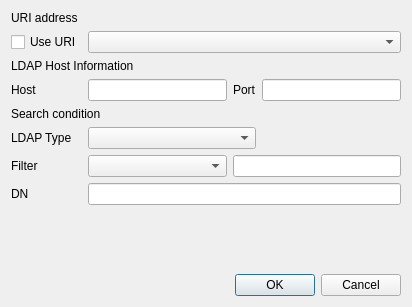
Old version of the form CAMan/get_ldap_dlg.ui in the repository jykim74/CertMan.
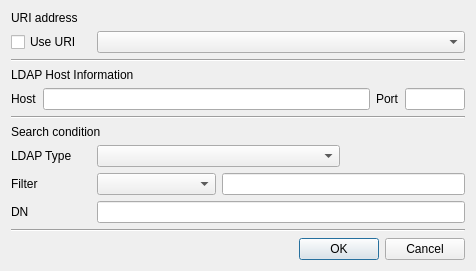
New version of the form.

Patch:
```diff
--- a/CAMan/get_ldap_dlg.ui
+++ b/CAMan/get_ldap_dlg.ui
@@ -6,60 +6,85 @@
    <rect>
     <x>0</x>
     <y>0</y>
-    <width>412</width>
-    <height>307</height>
+    <width>476</width>
+    <height>261</height>
    </rect>
   </property>
   <property name="windowTitle">
    <string>get data from ldap</string>
   </property>
   <layout class="QGridLayout" name="gridLayout">
+   <item row="12" column="0" colspan="4">
+    <widget class="Line" name="line_3">
+     <property name="orientation">
+      <enum>Qt::Horizontal</enum>
+     </property>
+    </widget>
+   </item>
+   <item row="1" column="1" colspan="3">
+    <widget class="QComboBox" name="mURICombo"/>
+   </item>
    <item row="1" column="0">
     <widget class="QCheckBox" name="mUseURICheck">
+     <property name="maximumSize">
+      <size>
+       <width>80</width>
+       <height>16777215</height>
+      </size>
+     </property>
      <property name="text">
       <string>Use URI</string>
      </property>
     </widget>
    </item>
-   <item row="3" column="2">
-    <widget class="QLabel" name="label_4">
-     <property name="text">
-      <string>Port</string>
+   <item row="4" column="0" colspan="4">
+    <layout class="QGridLayout" name="gridLayout_2">
+     <property name="topMargin">
+      <number>0</number>
      </property>
-    </widget>
-   </item>
-   <item row="2" column="0" colspan="2">
-    <widget class="QLabel" name="label_2">
-     <property name="text">
-      <string>LDAP Host Information</string>
-     </property>
-    </widget>
-   </item>
-   <item row="5" column="1" colspan="2">
-    <widget class="QComboBox" name="mSearchCombo"/>
-   </item>
-   <item row="8" column="0">
-    <widget class="QLabel" name="label_7">
-     <property name="text">
-      <string>DN</string>
-     </property>
-    </widget>
-   </item>
-   <item row="3" column="0">
-    <widget class="QLabel" name="label_3">
-     <property name="text">
-      <string>Host</string>
-     </property>
-    </widget>
-   </item>
-   <item row="4" column="0" colspan="2">
-    <widget class="QLabel" name="label_5">
-     <property name="text">
-      <string>Search condition</string>
-     </property>
-    </widget>
+     <item row="0" column="2">
+      <widget class="QLabel" name="label_4">
+       <property name="text">
+        <string>Port</string>
+       </property>
+      </widget>
+     </item>
+     <item row="0" column="0">
+      <widget class="QLabel" name="label_3">
+       <property name="text">
+        <string>Host</string>
+       </property>
+      </widget>
+     </item>
+     <item row="0" column="1">
+      <widget class="QLineEdit" name="mLDAPHostText"/>
+     </item>
+     <item row="0" column="3">
+      <widget class="QLineEdit" name="mLDAPPortText">
+       <property name="maximumSize">
+        <size>
+         <width>60</width>
+         <height>16777215</height>
+        </size>
+       </property>
+      </widget>
+     </item>
+    </layout>
    </item>
    <item row="10" column="2" colspan="2">
+    <widget class="QLineEdit" name="mFilterText"/>
+   </item>
+   <item row="10" column="1">
+    <widget class="QComboBox" name="mFilterCombo"/>
+   </item>
+   <item row="10" column="0">
+    <widget class="QLabel" name="label_6">
+     <property name="text">
+      <string>Filter</string>
+     </property>
+    </widget>
+   </item>
+   <item row="13" column="2" colspan="2">
     <widget class="QDialogButtonBox" name="buttonBox">
      <property name="orientation">
       <enum>Qt::Horizontal</enum>
@@ -69,18 +94,36 @@
      </property>
     </widget>
    </item>
-   <item row="5" column="0">
+   <item row="8" column="0">
     <widget class="QLabel" name="label_8">
      <property name="text">
       <string>LDAP Type</string>
      </property>
     </widget>
    </item>
-   <item row="8" column="1" colspan="3">
-    <widget class="QLineEdit" name="mDNText"/>
+   <item row="8" column="1" colspan="2">
+    <widget class="QComboBox" name="mSearchCombo"/>
    </item>
-   <item row="3" column="1">
-    <widget class="QLineEdit" name="mLDAPHostText"/>
+   <item row="3" column="0" colspan="2">
+    <widget class="QLabel" name="label_2">
+     <property name="text">
+      <string>LDAP Host Information</string>
+     </property>
+    </widget>
+   </item>
+   <item row="6" column="0" colspan="4">
+    <widget class="Line" name="line_2">
+     <property name="orientation">
+      <enum>Qt::Horizontal</enum>
+     </property>
+    </widget>
+   </item>
+   <item row="7" column="0" colspan="2">
+    <widget class="QLabel" name="label_5">
+     <property name="text">
+      <string>Search condition</string>
+     </property>
+    </widget>
    </item>
    <item row="0" column="0" colspan="2">
     <widget class="QLabel" name="label">
@@ -89,37 +132,22 @@
      </property>
     </widget>
    </item>
-   <item row="7" column="0">
-    <widget class="QLabel" name="label_6">
+   <item row="11" column="0">
+    <widget class="QLabel" name="label_7">
      <property name="text">
-      <string>Filter</string>
+      <string>DN</string>
      </property>
     </widget>
    </item>
-   <item row="9" column="0">
-    <spacer name="verticalSpacer">
+   <item row="2" column="0" colspan="4">
+    <widget class="Line" name="line">
      <property name="orientation">
-      <enum>Qt::Vertical</enum>
+      <enum>Qt::Horizontal</enum>
      </property>
-     <property name="sizeHint" stdset="0">
-      <size>
-       <width>20</width>
-       <height>40</height>
-      </size>
-     </property>
-    </spacer>
+    </widget>
    </item>
-   <item row="3" column="3">
-    <widget class="QLineEdit" name="mLDAPPortText"/>
-   </item>
-   <item row="7" column="1">
-    <widget class="QComboBox" name="mFilterCombo"/>
-   </item>
-   <item row="7" column="2" colspan="2">
-    <widget class="QLineEdit" name="mFilterText"/>
-   </item>
-   <item row="1" column="1" colspan="3">
-    <widget class="QComboBox" name="mURICombo"/>
+   <item row="11" column="1" colspan="3">
+    <widget class="QLineEdit" name="mDNText"/>
    </item>
   </layout>
  </widget>
```
Left out of the diff: 2 changed lines with no effect on the pictures.
